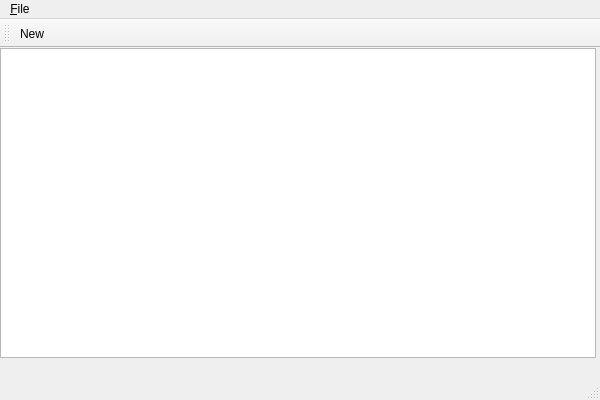
First picture: the form in src/mainwindow.ui, repository skwee/dmut, before the edit.
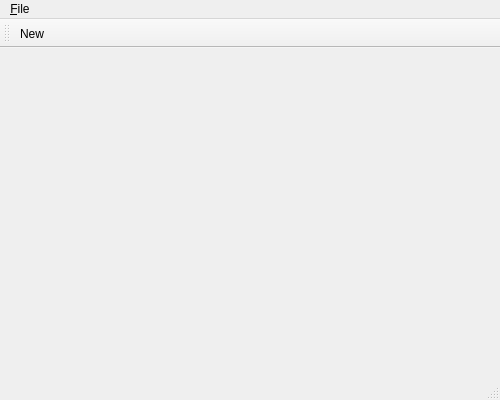
Second picture: the form after the edit. Icons and pictures are not drawn. Custom widgets are drawn as their Qt base class.

```diff
--- a/src/mainwindow.ui
+++ b/src/mainwindow.ui
@@ -6,21 +6,27 @@
    <rect>
     <x>0</x>
     <y>0</y>
-    <width>600</width>
+    <width>500</width>
     <height>400</height>
    </rect>
   </property>
   <property name="windowTitle">
    <string notr="true">dmut</string>
   </property>
-  <widget class="QWidget" name="centralWidget">
-   <widget class="QGraphicsView" name="characterView">
+  <widget class="QWidget" name="characterWidget">
+   <property name="sizePolicy">
+    <sizepolicy hsizetype="Expanding" vsizetype="Expanding">
+     <horstretch>0</horstretch>
+     <verstretch>0</verstretch>
+    </sizepolicy>
+   </property>
+   <widget class="DmutViewport" name="characterView">
     <property name="geometry">
      <rect>
       <x>0</x>
       <y>0</y>
-      <width>596</width>
-      <height>310</height>
+      <width>0</width>
+      <height>16</height>
      </rect>
     </property>
    </widget>
@@ -30,8 +36,8 @@
     <rect>
      <x>0</x>
      <y>0</y>
-     <width>600</width>
-     <height>22</height>
+     <width>500</width>
+     <height>19</height>
     </rect>
    </property>
    <widget class="QMenu" name="menuFile">
@@ -87,6 +93,13 @@
   </action>
  </widget>
  <layoutdefault spacing="6" margin="11"/>
+ <customwidgets>
+  <customwidget>
+   <class>DmutViewport</class>
+   <extends>QGraphicsView</extends>
+   <header>src/dmutviewport.h</header>
+  </customwidget>
+ </customwidgets>
  <resources/>
  <connections/>
 </ui>
```
